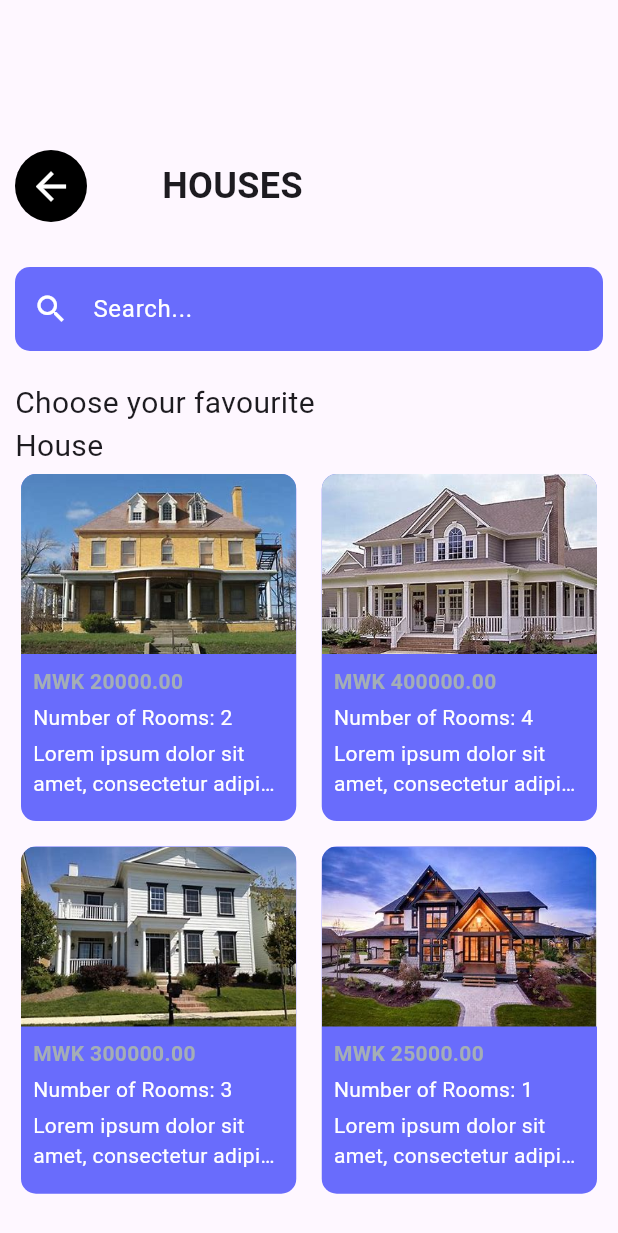
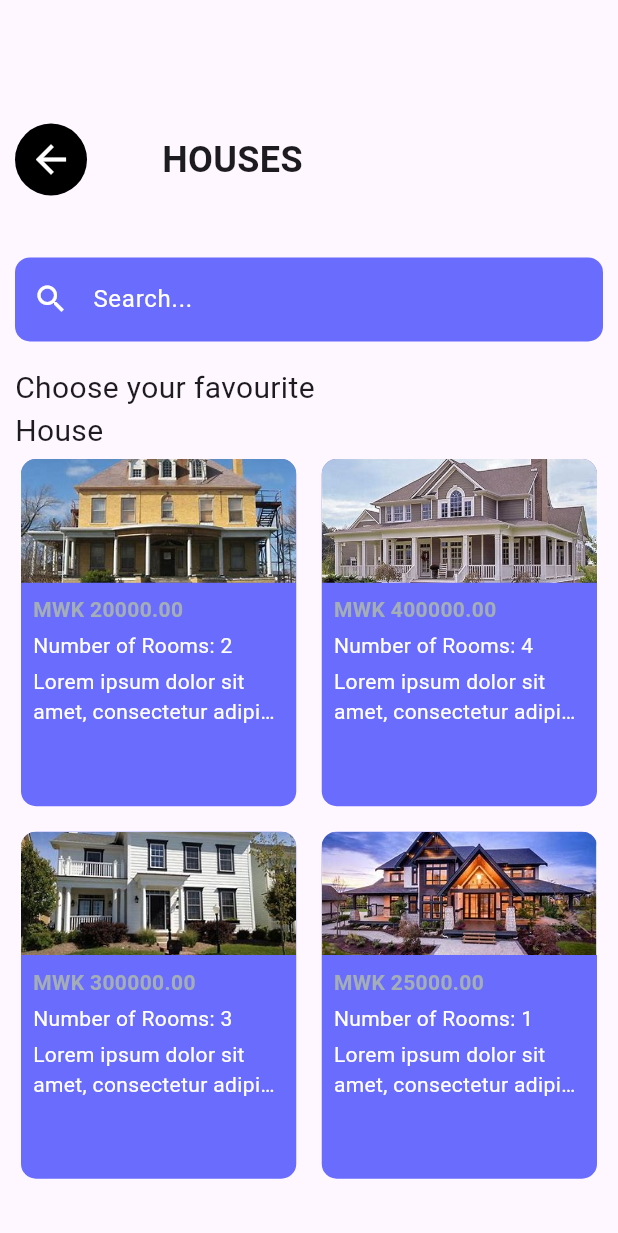
Before and after one commit to offensivex/house_for_rent, a Flutter app: the HousesPage screen opened directly, on a phone screen of 412 x 824 dp. Shown: the top 1233 px of the screen. Run offline on Flutter 3.47's test engine with Material 3 defaults, Android fonts, the phone set to English and light mode, and no system bars; our stand-ins replace cloud_firestore, firebase_auth, firebase_core, image_picker, numberpicker; accounts and stored records are empty.

Commit message:
New changes

```diff
--- a/lib/screens/houses.dart
+++ b/lib/screens/houses.dart
@@ -1,36 +1,28 @@
 import 'package:flutter/cupertino.dart';
 import 'package:flutter/material.dart';
-import 'package:flutter/widgets.dart';
 
 class House {
   final String imageLocation;
   final double price;
-  final int numbetOfRomms;
+  final int numbetOfRooms;
   final String description;
   final String location;
 
   House({
     required this.imageLocation,
     required this.price,
-    required this.numbetOfRomms,
+    required this.numbetOfRooms,
     required this.description,
     required this.location,
   });
 }
 
-class HousesPage extends StatefulWidget {
-  @override
-  _HousesPageState createState() => _HousesPageState();
-}
-
-class _HousesPageState extends State<HousesPage> {
-  @override
-  Widget build(BuildContext context) {
-    List<House> products = [
+class HousesPage extends StatelessWidget {
+  final List<House> products = [
     House(
       imageLocation: 'assets/h1.jpg',
       price: 20000,
-        numbetOfRomms: 2,
+      numbetOfRooms: 2,
       location: "Lilongwe",
       description: 'Lorem ipsum dolor sit amet, consectetur adipiscing elit. '
           'Sed do eiusmod tempor incididunt ut labore et dolore magna aliqua.',
@@ -38,7 +30,7 @@ class _HousesPageState extends State<HousesPage> {
     House(
       imageLocation: 'assets/h2.jpg',
       price: 400000,
-        numbetOfRomms: 4,
+      numbetOfRooms: 4,
       location: "Lilongwe",
       description: 'Lorem ipsum dolor sit amet, consectetur adipiscing elit. '
           'Sed do eiusmod tempor incididunt ut labore et dolore magna aliqua.',
@@ -46,7 +38,7 @@ class _HousesPageState extends State<HousesPage> {
     House(
       imageLocation: 'assets/h3.jpg',
       price: 300000,
-        numbetOfRomms: 3,
+      numbetOfRooms: 3,
       location: "Lilongwe",
       description: 'Lorem ipsum dolor sit amet, consectetur adipiscing elit. '
           'Sed do eiusmod tempor incididunt ut labore et dolore magna aliqua.',
@@ -54,12 +46,17 @@ class _HousesPageState extends State<HousesPage> {
     House(
       imageLocation: 'assets/h4.jpg',
       price: 25000,
-        numbetOfRomms: 1,
+      numbetOfRooms: 1,
       location: "Lilongwe",
       description: 'Lorem ipsum dolor sit amet, consectetur adipiscing elit. '
           'Sed do eiusmod tempor incididunt ut labore et dolore magna aliqua.',
     ),
   ];
+
+  @override
+  Widget build(BuildContext context) {
+    final Size screenSize = MediaQuery.of(context).size;
+
     return Scaffold(
       body: SingleChildScrollView(
         child: Padding(
@@ -68,9 +65,7 @@ class _HousesPageState extends State<HousesPage> {
             crossAxisAlignment: CrossAxisAlignment.stretch,
             children: [
               // Search bar
-              SizedBox(
-                height: 100,
-              ),
+              SizedBox(height: screenSize.height * 0.1),
               Row(
                 mainAxisAlignment: MainAxisAlignment.start,
                 children: <Widget>[
@@ -86,9 +81,7 @@ class _HousesPageState extends State<HousesPage> {
                       iconSize: 30.0,
                     ),
                   ),
-                  SizedBox(
-                    width: 50,
-                  ),
+                  SizedBox(width: 50),
                   Text(
                     'HOUSES',
                     style: TextStyle(
@@ -99,18 +92,14 @@ class _HousesPageState extends State<HousesPage> {
                   ),
                 ],
               ),
-              SizedBox(
-                height: 30,
-              ),
+              SizedBox(height: screenSize.height * 0.05),
               Container(
                 padding: EdgeInsets.all(0),
                 child: TextField(
                   decoration: InputDecoration(
                     hintText: 'Search...',
-                    hintStyle:
-                        TextStyle(color: Color.fromARGB(255, 255, 255, 255)),
-                    prefixIcon: Icon(Icons.search,
-                        color: const Color.fromARGB(255, 255, 255, 255)),
+                    hintStyle: TextStyle(color: Colors.white),
+                    prefixIcon: Icon(Icons.search, color: Colors.white),
                     border: OutlineInputBorder(
                       borderRadius: BorderRadius.circular(10),
                       borderSide: BorderSide.none,
@@ -122,40 +111,29 @@ class _HousesPageState extends State<HousesPage> {
                 ),
               ),
               // Shop image preview
-              SizedBox(
-                height: 20,
-              ),
+              SizedBox(height: screenSize.height * 0.02),
               Align(
                 alignment: Alignment.topLeft,
                 child: Text(
                   'Choose your favourite',
-                  style: TextStyle(
-                    fontSize: 20,
-                  ),
+                  style: TextStyle(fontSize: 20),
                 ),
               ),
               Align(
                 alignment: Alignment.topLeft,
                 child: Text(
                   'House',
-                  style: TextStyle(
-                    fontSize: 20,
-                  ),
+                  style: TextStyle(fontSize: 20),
                 ),
               ),
 
               // List of products in grid
-              ListView(
-                shrinkWrap: true,
-                physics: NeverScrollableScrollPhysics(),
-                children: [
               GridView.builder(
                 shrinkWrap: true,
                 physics: NeverScrollableScrollPhysics(),
                 gridDelegate: SliverGridDelegateWithFixedCrossAxisCount(
                   crossAxisCount: 2,
-                      childAspectRatio:
-                          0.8, // Adjust the aspect ratio as needed
+                  childAspectRatio: 0.8, // Adjust the aspect ratio as needed
                   crossAxisSpacing: 9,
                   mainAxisSpacing: 9,
                 ),
@@ -163,14 +141,7 @@ class _HousesPageState extends State<HousesPage> {
                 itemBuilder: (BuildContext context, int index) {
                   return GestureDetector(
                     onTap: () {
-                          // Navigator.push(
-                          // context,
-                          // MaterialPageRoute(
-                          //   builder: (context) => ProductDescriptionPage(
-                          //     product: products.first,
-                          //   ), // Navigate to products page with selected shop
-                          // ),
-                          // );
+                      // Navigate to product description page
                     },
                     child: Card(
                       color: Color.fromARGB(255, 105, 108, 252),
@@ -189,7 +160,8 @@ class _HousesPageState extends State<HousesPage> {
                             child: Image.asset(
                               products[index].imageLocation,
                               width: double.infinity,
-                                  height: 120, // Reduce the height here
+                              height: screenSize.height *
+                                  0.1, // Adjust the image height
                               fit: BoxFit.cover,
                             ),
                           ),
@@ -202,16 +174,14 @@ class _HousesPageState extends State<HousesPage> {
                                   'MWK ${products[index].price.toStringAsFixed(2)}',
                                   style: TextStyle(
                                     fontWeight: FontWeight.bold,
-                                        color: const Color.fromARGB(
-                                            255, 164, 174, 182),
+                                    color: Color.fromARGB(255, 164, 174, 182),
                                   ),
                                 ),
                                 SizedBox(height: 4),
                                 Text(
-                                      'Number of Rooms: ${products[index].numbetOfRomms}',
+                                  'Number of Rooms: ${products[index].numbetOfRooms}',
                                   style: TextStyle(
-                                        color: const Color.fromARGB(
-                                            255, 255, 255, 255),
+                                    color: Colors.white,
                                   ),
                                 ),
                                 SizedBox(height: 4),
@@ -220,8 +190,7 @@ class _HousesPageState extends State<HousesPage> {
                                   maxLines: 2,
                                   overflow: TextOverflow.ellipsis,
                                   style: TextStyle(
-                                        color: const Color.fromARGB(
-                                            255, 255, 255, 255),
+                                    color: Colors.white,
                                   ),
                                 ),
                               ],
@@ -235,8 +204,6 @@ class _HousesPageState extends State<HousesPage> {
               ),
             ],
           ),
-            ],
-          ),
         ),
       ),
     );
--- a/lib/screens/landloard.dart
+++ b/lib/screens/landloard.dart
@@ -3,7 +3,6 @@ import 'dart:io';
 import 'package:flutter/material.dart';
 import 'package:flutter/widgets.dart';
 import 'package:image_picker/image_picker.dart';
-import 'package:numberpicker/numberpicker.dart';
 
 class LandlordPage extends StatefulWidget {
   @override
```
Also changed, not shown: lib/auth/admin_login.dart (+4 -5 lines), lib/auth/forgot_password.dart (+9 -7 lines), lib/auth/login_page.dart (+8 -8 lines), lib/auth/sing_up_page.dart (+4 -5 lines), lib/main.dart (+7 -4 lines), lib/screens/createaccount.dart (deleted, +0 -136 lines), lib/screens/getstarted.dart (+24 -18 lines), lib/screens/tenant.dart (+42 -45 lines), lib/screens/welcome.dart (+33 -31 lines), lib/firebase_options.dart (added), 2 other files. Lines whose indentation alone changed are shown as unchanged.
